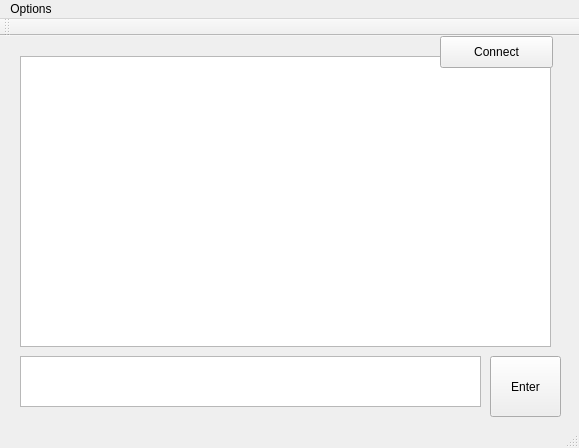
jctee/LinuxChat, file mainwindow.ui: the form before one commit.
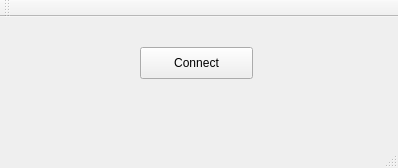
The form after the commit.

```diff
--- a/mainwindow.ui
+++ b/mainwindow.ui
@@ -6,59 +6,19 @@
    <rect>
     <x>0</x>
     <y>0</y>
-    <width>579</width>
-    <height>448</height>
+    <width>398</width>
+    <height>168</height>
    </rect>
   </property>
   <property name="windowTitle">
    <string>MainWindow</string>
   </property>
   <widget class="QWidget" name="centralWidget">
-   <widget class="QTextBrowser" name="textBrowser">
-    <property name="geometry">
-     <rect>
-      <x>20</x>
-      <y>20</y>
-      <width>531</width>
-      <height>291</height>
-     </rect>
-    </property>
-    <property name="html">
-     <string>&lt;!DOCTYPE HTML PUBLIC &quot;-//W3C//DTD HTML 4.0//EN&quot; &quot;http://www.w3.org/TR/REC-html40/strict.dtd&quot;&gt;
-&lt;html&gt;&lt;head&gt;&lt;meta name=&quot;qrichtext&quot; content=&quot;1&quot; /&gt;&lt;style type=&quot;text/css&quot;&gt;
-p, li { white-space: pre-wrap; }
-&lt;/style&gt;&lt;/head&gt;&lt;body style=&quot; font-family:'Noto Sans'; font-size:9pt; font-weight:400; font-style:normal;&quot;&gt;
-&lt;p style=&quot;-qt-paragraph-type:empty; margin-top:0px; margin-bottom:0px; margin-left:0px; margin-right:0px; -qt-block-indent:0; text-indent:0px;&quot;&gt;&lt;br /&gt;&lt;/p&gt;&lt;/body&gt;&lt;/html&gt;</string>
-    </property>
-   </widget>
-   <widget class="QTextEdit" name="textEdit">
-    <property name="geometry">
-     <rect>
-      <x>20</x>
-      <y>320</y>
-      <width>461</width>
-      <height>51</height>
-     </rect>
-    </property>
-   </widget>
-   <widget class="QPushButton" name="pushButton">
-    <property name="geometry">
-     <rect>
-      <x>490</x>
-      <y>320</y>
-      <width>71</width>
-      <height>61</height>
-     </rect>
-    </property>
-    <property name="text">
-     <string>Enter</string>
-    </property>
-   </widget>
    <widget class="QPushButton" name="pushButtonConnect">
     <property name="geometry">
      <rect>
-      <x>440</x>
-      <y>0</y>
+      <x>140</x>
+      <y>30</y>
       <width>113</width>
       <height>32</height>
      </rect>
@@ -68,25 +28,6 @@
     </property>
    </widget>
   </widget>
-  <widget class="QMenuBar" name="menuBar">
-   <property name="geometry">
-    <rect>
-     <x>0</x>
-     <y>0</y>
-     <width>579</width>
-     <height>22</height>
-    </rect>
-   </property>
-   <widget class="QMenu" name="menuOptions">
-    <property name="title">
-     <string>Options</string>
-    </property>
-    <addaction name="actionConnect"/>
-    <addaction name="actionDisconnect"/>
-    <addaction name="actionSaveChat"/>
-   </widget>
-   <addaction name="menuOptions"/>
-  </widget>
   <widget class="QToolBar" name="mainToolBar">
    <attribute name="toolBarArea">
     <enum>TopToolBarArea</enum>
```
